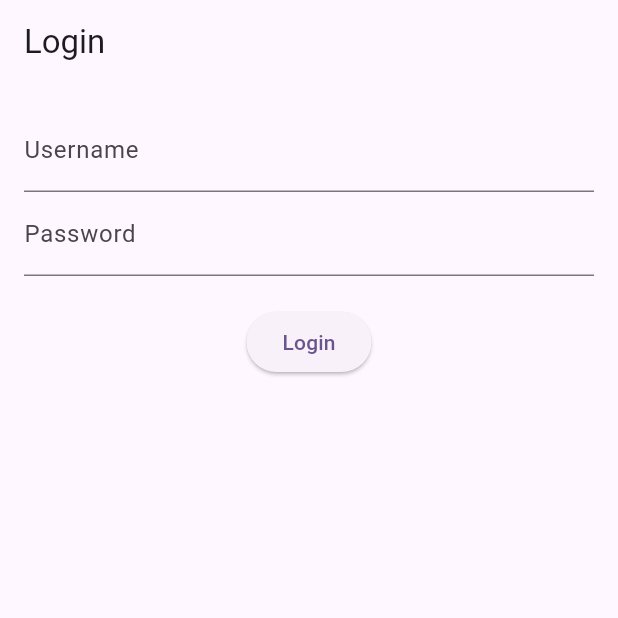
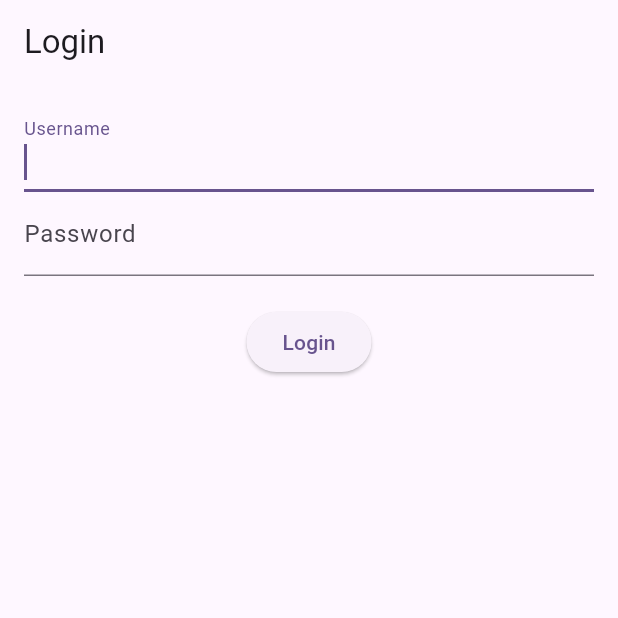
Before and after one commit to syln00/flutter-demo, a Flutter app: the screen it shows after launch, on a phone screen of 412 x 824 dp, the top half of it. Run offline on Flutter 3.47's test engine with Material 3 defaults, Android fonts, the light colour scheme and no system bars; our stand-ins replace dio, firebase_core, firebase_messaging, flutter_local_notifications, flutter_riverpod, flutter_secure_storage and 3 more; missing offline and left inert: encrypt, flutter_background_service, pointycastle; accounts and stored records are empty.

```diff
--- a/lib/features/login/screens/login_screen.dart
+++ b/lib/features/login/screens/login_screen.dart
@@ -68,6 +68,7 @@ class _LoginScreenState extends State<LoginScreen> {
               decoration: const InputDecoration(
                 labelText: 'Username',
               ),
+              autofocus: true,
             ),
             TextField(
               controller: _passwordController,
--- a/pubspec.yaml
+++ b/pubspec.yaml
@@ -48,6 +48,7 @@ dependencies:
   just_audio: ^0.9.38
   flutter_local_notifications: ^17.2.1
   encrypt: ^5.0.3
+  pointycastle: ^3.1.0
   json_annotation: ^4.9.0
   flutter_secure_storage: ^9.2.2
 
```
Also changed, not shown: pubspec.lock, 1 other file.
